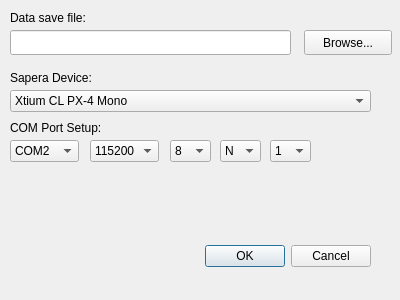
First picture: the form in FG_ConfigDialog.ui, repository acorver/SpikeGL, before the edit.
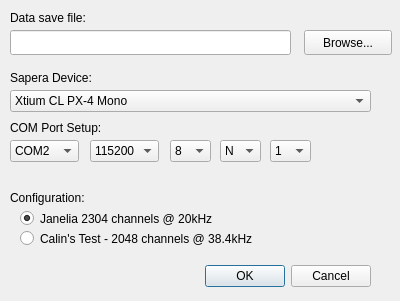
Second picture: the form after the edit.

Patch:
```diff
--- a/FG_ConfigDialog.ui
+++ b/FG_ConfigDialog.ui
@@ -7,7 +7,7 @@
     <x>0</x>
     <y>0</y>
     <width>400</width>
-    <height>300</height>
+    <height>301</height>
    </rect>
   </property>
   <property name="windowTitle">
@@ -17,7 +17,7 @@
    <property name="geometry">
     <rect>
      <x>30</x>
-     <y>240</y>
+     <y>260</y>
      <width>341</width>
      <height>32</height>
     </rect>
@@ -262,6 +262,54 @@
     </property>
    </item>
   </widget>
+  <widget class="QLabel" name="label_3">
+   <property name="geometry">
+    <rect>
+     <x>10</x>
+     <y>190</y>
+     <width>131</width>
+     <height>16</height>
+    </rect>
+   </property>
+   <property name="text">
+    <string>Configuration:</string>
+   </property>
+  </widget>
+  <widget class="QRadioButton" name="janeliaRadio">
+   <property name="geometry">
+    <rect>
+     <x>20</x>
+     <y>210</y>
+     <width>321</width>
+     <height>17</height>
+    </rect>
+   </property>
+   <property name="text">
+    <string>Janelia 2304 channels @ 20kHz</string>
+   </property>
+   <property name="checked">
+    <bool>true</bool>
+   </property>
+   <attribute name="buttonGroup">
+    <string notr="true">configBG</string>
+   </attribute>
+  </widget>
+  <widget class="QRadioButton" name="calinRadio">
+   <property name="geometry">
+    <rect>
+     <x>20</x>
+     <y>230</y>
+     <width>331</width>
+     <height>17</height>
+    </rect>
+   </property>
+   <property name="text">
+    <string>Calin's Test - 2048 channels @ 38.4kHz</string>
+   </property>
+   <attribute name="buttonGroup">
+    <string notr="true">configBG</string>
+   </attribute>
+  </widget>
  </widget>
  <resources/>
  <connections>
```
Left out of the diff: 3 changed lines with no effect on the pictures.
